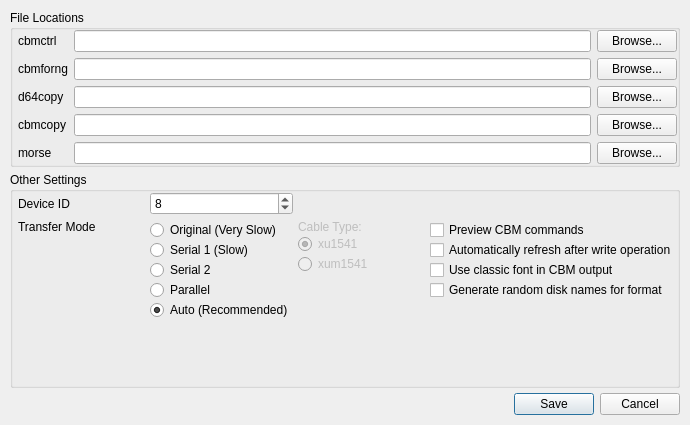
mveinot/QtCBM, file settingsdialog.ui: the form before one commit.
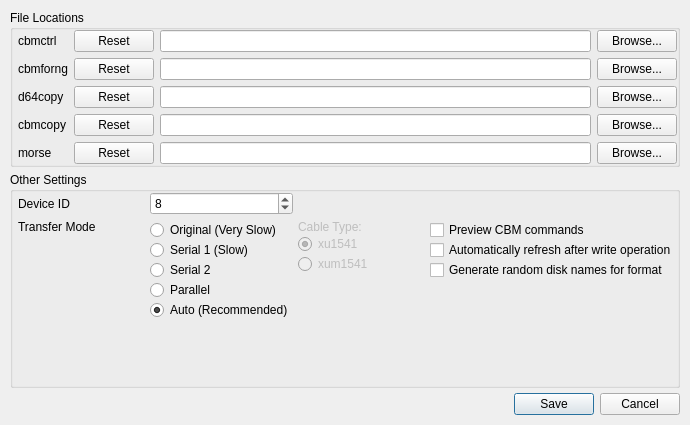
The form after the commit.

Commit message: Remove non-C64 font option

```diff
--- a/settingsdialog.ui
+++ b/settingsdialog.ui
@@ -143,6 +143,41 @@
             </property>
            </widget>
           </item>
+          <item row="0" column="1">
+           <widget class="QPushButton" name="cbmctrl_reset">
+            <property name="text">
+             <string>Reset</string>
+            </property>
+           </widget>
+          </item>
+          <item row="1" column="1">
+           <widget class="QPushButton" name="cbmforng_reset">
+            <property name="text">
+             <string>Reset</string>
+            </property>
+           </widget>
+          </item>
+          <item row="2" column="1">
+           <widget class="QPushButton" name="d64copy_reset">
+            <property name="text">
+             <string>Reset</string>
+            </property>
+           </widget>
+          </item>
+          <item row="3" column="1">
+           <widget class="QPushButton" name="cbmcopy_reset">
+            <property name="text">
+             <string>Reset</string>
+            </property>
+           </widget>
+          </item>
+          <item row="4" column="1">
+           <widget class="QPushButton" name="morse_reset">
+            <property name="text">
+             <string>Reset</string>
+            </property>
+           </widget>
+          </item>
          </layout>
         </item>
        </layout>
@@ -331,16 +366,6 @@
                </property>
               </widget>
              </item>
-             <item>
-              <widget class="QCheckBox" name="useC64font">
-               <property name="toolTip">
-                <string>Use a C64-like font that contains PETSCII characters</string>
-               </property>
-               <property name="text">
-                <string>Use classic font in CBM output</string>
-               </property>
-              </widget>
-             </item>
              <item>
               <widget class="QCheckBox" name="genRandomDiskname">
                <property name="text">
```
The commit also changes 2 other files.
